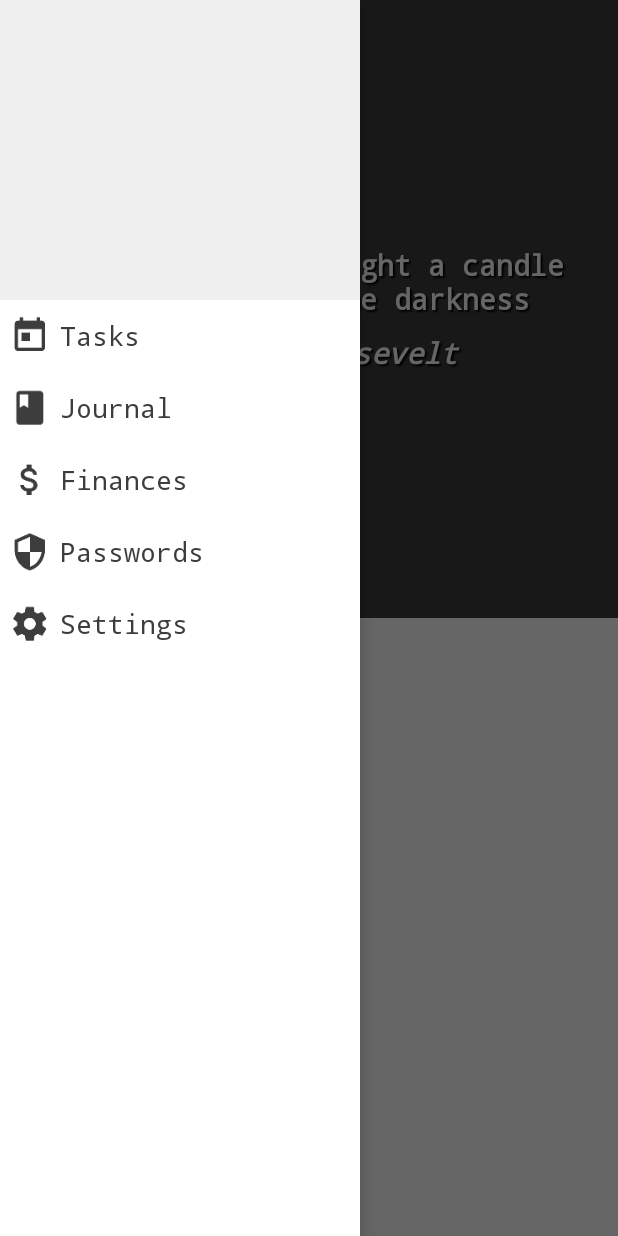
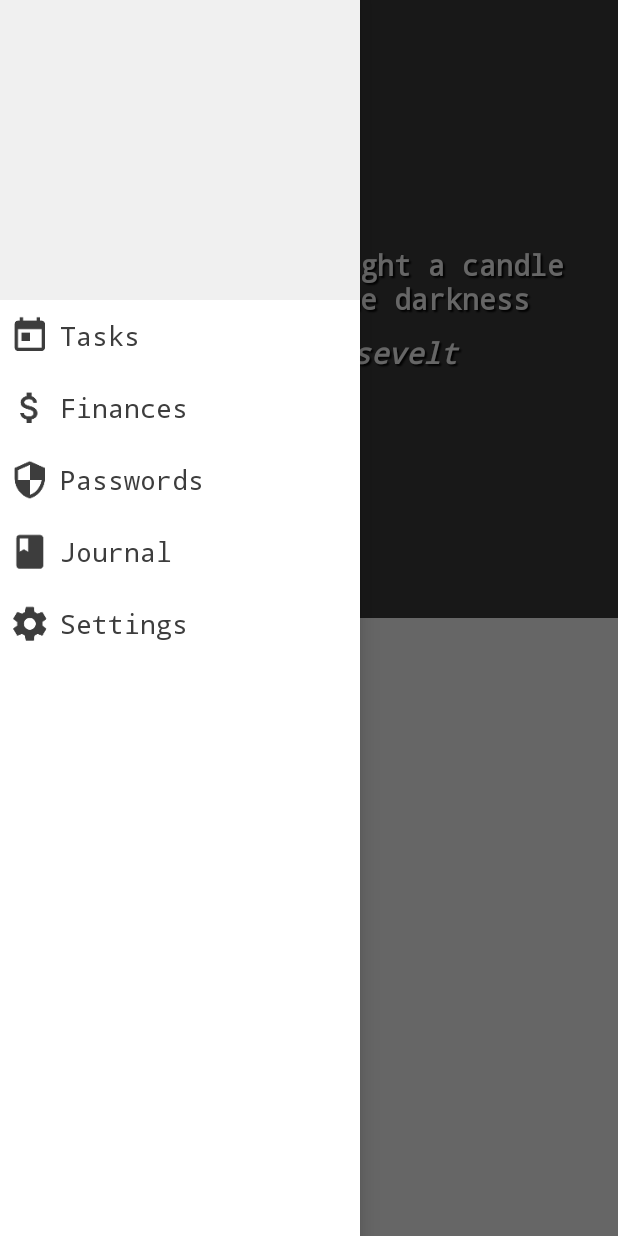
Before and after one commit to EtherealT/me.-android, an Android app: the screen it shows after launch (MainActivity), with the side drawer open, on a phone screen of 412 x 824 dp. Run offline under Robolectric (Android 15) with nearby library versions, the phone set to English and light mode, and no system bars; our stand-ins replace Picasso; pictures from the network do not load.

Commit message:
Implement journal fragment setup & tests and reorder main activity drawerlayout buttons

```diff
--- a/app/src/main/java/com/nectarmicrosystems/me/android/activities/MainActivity.java
+++ b/app/src/main/java/com/nectarmicrosystems/me/android/activities/MainActivity.java
@@ -60,6 +60,7 @@ public class MainActivity extends AppCompatActivity {
         setupTasksButtonListener();
         setupFinancesButtonLister();
         setupPasswordsButtonListener();
+        setupJournalButtonLister();
         setupSettingsButtonListener();
     }
 
@@ -105,6 +106,20 @@ public class MainActivity extends AppCompatActivity {
         });
     }
 
+    private void setupJournalButtonLister(){
+        LinearLayout journalButton = (LinearLayout)findViewById(R.id.journal_button);
+        journalButton.setOnClickListener(new View.OnClickListener() {
+            @Override
+            public void onClick(View v) {
+                /*
+                 * set the journal fragment as the active fragment then close the drawer
+                 */
+                viewPager.setCurrentItem(MainActivityPagerAdapter.JOURNAL_FRAGMENT);
+                drawer.closeDrawer(Gravity.LEFT);
+            }
+        });
+    }
+
     private void setupSettingsButtonListener(){
         LinearLayout settingsButton = (LinearLayout)findViewById(R.id.settings_button);
         settingsButton.setOnClickListener(new View.OnClickListener() {
--- a/app/src/main/java/com/nectarmicrosystems/me/android/fragments/main_activity/MainActivityPagerAdapter.java
+++ b/app/src/main/java/com/nectarmicrosystems/me/android/fragments/main_activity/MainActivityPagerAdapter.java
@@ -27,11 +27,12 @@ import android.support.v4.app.FragmentStatePagerAdapter;
 
 public class MainActivityPagerAdapter extends FragmentStatePagerAdapter {
 
-    private static final int NUM_FRAGMENTS = 4;
+    private static final int NUM_FRAGMENTS = 5;
     public static final int DASH_FRAGMENT = 0;
     public static final int TASKS_FRAGMENT = 1;
     public static final int FINANCES_FRAGMENT = 2;
     public static final int PASSWORDS_FRAGMENT = 3;
+    public static final int JOURNAL_FRAGMENT = 4;
 
     public MainActivityPagerAdapter(FragmentManager fragmentManager) {
         super(fragmentManager);
@@ -43,6 +44,7 @@ public class MainActivityPagerAdapter extends FragmentStatePagerAdapter {
         if (position == TASKS_FRAGMENT) return new TasksFragment();
         if (position == FINANCES_FRAGMENT) return new FinancesFragment();
         if (position == PASSWORDS_FRAGMENT) return new PasswordsFragment();
+        if (position == JOURNAL_FRAGMENT) return new JournalFragment();
         return null;
     }
 
--- a/app/src/main/res/layout/activity_main.xml
+++ b/app/src/main/res/layout/activity_main.xml
@@ -92,36 +92,6 @@
                 </LinearLayout>
 
                 <LinearLayout
-                    android:id="@+id/journal_button"
-                    android:layout_width="match_parent"
-                    android:layout_height="wrap_content"
-                    android:orientation="horizontal"
-                    android:weightSum="6"
-                    android:clickable="true"
-                    android:background="@drawable/module_button_back">
-
-                    <ImageView
-                        android:layout_width="0dp"
-                        android:layout_height="wrap_content"
-                        android:layout_weight="1"
-                        android:src="@mipmap/ic_journal"
-                        android:layout_gravity="center"/>
-
-                    <TextView
-                        android:layout_width="0dp"
-                        android:layout_height="wrap_content"
-                        android:layout_weight="5"
-                        android:paddingTop="10dp"
-                        android:paddingBottom="10dp"
-                        android:paddingRight="10dp"
-                        android:layout_gravity="center_vertical|start"
-                        android:fontFamily="monospace"
-                        android:textSize="18sp"
-                        android:text="@string/journal"
-                        android:textColor="@color/grey"/>
-                </LinearLayout>
-
-                <LinearLayout
                     android:id="@+id/finances_button"
                     android:layout_width="match_parent"
                     android:layout_height="wrap_content"
@@ -182,6 +152,36 @@
                 </LinearLayout>
 
                 <LinearLayout
+                    android:id="@+id/journal_button"
+                    android:layout_width="match_parent"
+                    android:layout_height="wrap_content"
+                    android:orientation="horizontal"
+                    android:weightSum="6"
+                    android:clickable="true"
+                    android:background="@drawable/module_button_back">
+
+                    <ImageView
+                        android:layout_width="0dp"
+                        android:layout_height="wrap_content"
+                        android:layout_weight="1"
+                        android:src="@mipmap/ic_journal"
+                        android:layout_gravity="center"/>
+
+                    <TextView
+                        android:layout_width="0dp"
+                        android:layout_height="wrap_content"
+                        android:layout_weight="5"
+                        android:paddingTop="10dp"
+                        android:paddingBottom="10dp"
+                        android:paddingRight="10dp"
+                        android:layout_gravity="center_vertical|start"
+                        android:fontFamily="monospace"
+                        android:textSize="18sp"
+                        android:text="@string/journal"
+                        android:textColor="@color/grey"/>
+                </LinearLayout>
+
+                <LinearLayout
                     android:id="@+id/settings_button"
                     android:layout_width="match_parent"
                     android:layout_height="wrap_content"
```
Also changed, not shown: app/src/main/java/com/nectarmicrosystems/me/android/fragments/main_activity/JournalFragment.java (added, +40 -0 lines), app/src/main/res/layout/fragment_journal_main_activity.xml (added, +26 -0 lines), 1 other file.
